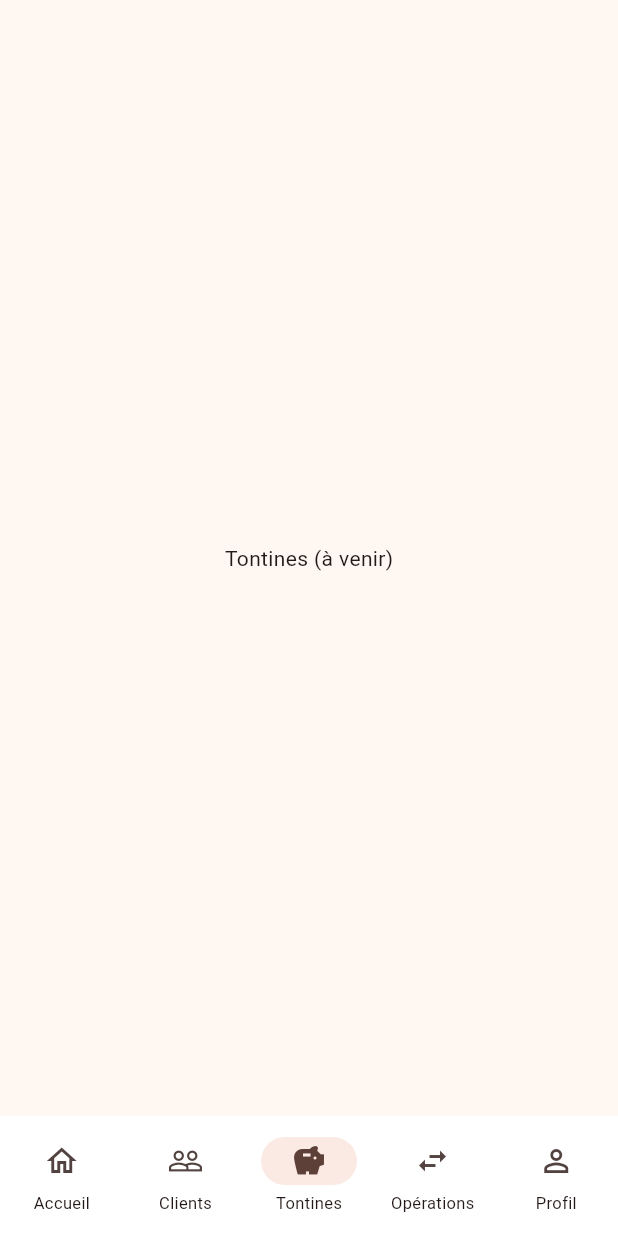
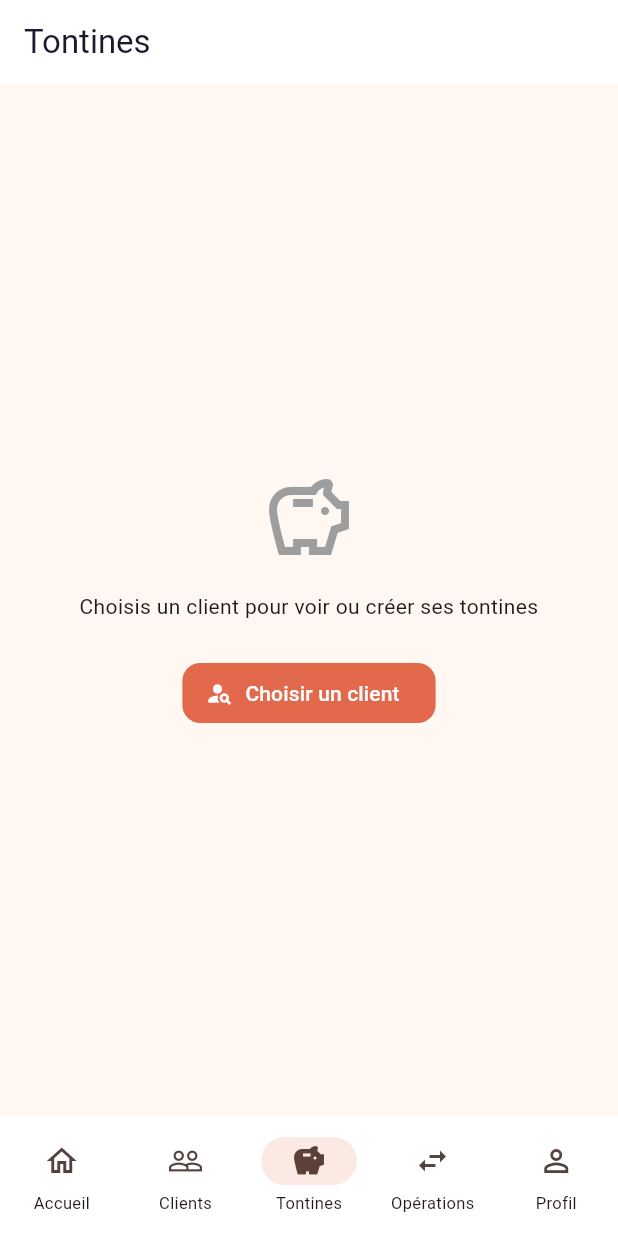
Before and after one commit to Annie-sacha/cooped-app, a Flutter app: the PromoteurShell screen opened by its route, item 3 of the bottom bar chosen, on a phone screen of 412 x 824 dp. Run offline on Flutter 3.47's test engine with Material 3 defaults, Android fonts, the light colour scheme and no system bars; our stand-ins replace dio, flutter_secure_storage, go_router; accounts and stored records are empty; network calls fail.

Commit message:
Ecran operations et tontines et mis à jour du thème

```diff
--- a/lib/core/theme/app_theme.dart
+++ b/lib/core/theme/app_theme.dart
@@ -7,6 +7,13 @@ class AppTheme {
   static const warning = Color(0xFFF4A259);
   static const danger = Color(0xFFD64550);
   static const background = Color(0xFFFFF8F2);
+
+  /*static const primary = Color(0xFF3E8E5A);       // vert sauge apaisant
+  static const primaryDark = Color(0xFF2C6B42);
+  static const secondary = Color(0xFF8FBF9F);      // vert tendre
+  static const warning = Color(0xFFE0A458);
+  static const danger = Color(0xFFC85C5C);
+  static const background = Color(0xFFF6FAF7);  */
 
   static ThemeData get theme => ThemeData(
         useMaterial3: true,
--- a/lib/features/promoteur/clients/client_detail_screen.dart
+++ b/lib/features/promoteur/clients/client_detail_screen.dart
@@ -44,7 +44,7 @@ class _ClientDetailScreenState extends State<ClientDetailScreen> {
         padding: const EdgeInsets.all(16),
         children: [
           Center(
-            child: CircleAvatar(radius: 40, child: Text(c.prenomCli[0], style: const TextStyle(fontSize: 28))),
+            child: CircleAvatar(radius: 40, child: Text(c.initiale, style: const TextStyle(fontSize: 28)),),
           ),
           const SizedBox(height: 12),
           Center(child: Text(c.nomComplet, style: const TextStyle(fontSize: 20, fontWeight: FontWeight.bold))),
--- a/lib/features/promoteur/clients/promoteur_clients_screen.dart
+++ b/lib/features/promoteur/clients/promoteur_clients_screen.dart
@@ -44,7 +44,7 @@ class _PromoteurClientsScreenState extends State<PromoteurClientsScreen> {
                   itemBuilder: (context, i) {
                     final c = _clients[i];
                     return ListTile(
-                      leading: CircleAvatar(child: Text(c.prenomCli[0])),
+                      leading: CircleAvatar(child: Text(c.initiale)),
                       title: Text(c.nomComplet),
                       subtitle: Text(c.telephone ?? c.quartier ?? ''),
                       onTap: () => Navigator.push(
--- a/lib/features/promoteur/clients/select_client_screen.dart
+++ b/lib/features/promoteur/clients/select_client_screen.dart
@@ -41,9 +41,9 @@ class _SelectClientScreenState extends State<SelectClientScreen> {
               itemBuilder: (context, i) {
                 final c = _clients[i];
                 return ListTile(
-                  leading: CircleAvatar(child: Text(c.prenomCli[0])),
+                  leading: CircleAvatar(child: Text(c.initiale)),
                   title: Text(c.nomComplet),
-                  onTap: () => Navigator.pop(context, c.id),
+                  onTap: () => Navigator.pop(context, c),
                 );
               },
             ),
--- a/lib/features/promoteur/dashboard/promoteur_dashboard_screen.dart
+++ b/lib/features/promoteur/dashboard/promoteur_dashboard_screen.dart
@@ -3,15 +3,13 @@ import 'package:provider/provider.dart';
 import '../../../core/auth/auth_provider.dart';
 import '../../../core/api/promoteur_service.dart';
 import '../../../core/models/client_model.dart';
+import '../../../core/theme/app_theme.dart';
 import '../clients/select_client_screen.dart';
 import '../tontines/create_tontine_screen.dart';
+import '../tontines/client_tontines_screen.dart';
 import '../operations/retrait_screen.dart';
 import '../operations/pret_screen.dart';
 import '../operations/achat_screen.dart';
-import '../../../core/theme/app_theme.dart';
-import '../tontines/client_tontines_screen.dart';
-
-
 
 class PromoteurDashboardScreen extends StatefulWidget {
   const PromoteurDashboardScreen({super.key});
@@ -39,6 +37,13 @@ class _PromoteurDashboardScreenState extends State<PromoteurDashboardScreen> {
     });
   }
 
+  Future<ClientModel?> _choisirClient() {
+    return Navigator.push<ClientModel>(
+      context,
+      MaterialPageRoute(builder: (_) => const SelectClientScreen()),
+    );
+  }
+
   @override
   Widget build(BuildContext context) {
     final auth = context.watch<AuthProvider>();
@@ -60,7 +65,7 @@ class _PromoteurDashboardScreenState extends State<PromoteurDashboardScreen> {
                         mainAxisAlignment: MainAxisAlignment.spaceBetween,
                         children: [
                           _StatBox(label: 'Clients', value: '${_clients?.length ?? 0}'),
-                          _StatBox(label: 'Tontines actives', value: '—'),
+                          const _StatBox(label: 'Tontines actives', value: '—'),
                         ],
                       ),
                     ),
@@ -80,57 +85,54 @@ class _PromoteurDashboardScreenState extends State<PromoteurDashboardScreen> {
                         label: 'Créer une tontine',
                         color: AppTheme.secondary,
                         onTap: () async {
-                          final clientId = await Navigator.push<int>(
-                            context,
-                            MaterialPageRoute(builder: (_) => const SelectClientScreen()),
-                          );
-                          if (clientId != null && context.mounted) {
+                          final client = await _choisirClient();
+                          if (client != null && mounted) {
                             await Navigator.push(
                               context,
-                              MaterialPageRoute(builder: (_) => CreateTontineScreen(clientId: clientId)),
+                              MaterialPageRoute(builder: (_) => CreateTontineScreen(clientId: client.id)),
                             );
                           }
                         },
                       ),
-
+                      _ActionTile(
+                        icon: Icons.add_card,
+                        label: 'Ajouter une cotisation',
+                        color: AppTheme.secondary,
+                        onTap: () async {
+                          final client = await _choisirClient();
+                          if (client != null && mounted) {
+                            await Navigator.push(
+                              context,
+                              MaterialPageRoute(builder: (_) => ClientTontinesScreen(client: client)),
+                            );
+                          }
+                        },
+                      ),
                       _ActionTile(
                         icon: Icons.shopping_bag_outlined,
                         label: 'Effectuer un achat',
                         color: AppTheme.warning,
                         onTap: () async {
-                          final clientId = await Navigator.push<int>(
-                            context,
-                            MaterialPageRoute(builder: (_) => const SelectClientScreen()),
-                          );
-                          if (clientId != null && context.mounted) {
-                            final client = _clients?.firstWhere((c) => c.id == clientId);
-                            if (client != null) {
+                          final client = await _choisirClient();
+                          if (client != null && mounted) {
                             await Navigator.push(
                               context,
                               MaterialPageRoute(builder: (_) => AchatScreen(client: client)),
                             );
                           }
-                          }
                         },
                       ),
-
                       _ActionTile(
                         icon: Icons.money_off,
                         label: 'Faire un retrait',
                         color: AppTheme.danger,
                         onTap: () async {
-                          final clientId = await Navigator.push<int>(
-                            context,
-                            MaterialPageRoute(builder: (_) => const SelectClientScreen()),
-                          );
-                          if (clientId != null && context.mounted) {
-                            final client = _clients?.firstWhere((c) => c.id == clientId);
-                            if (client != null) {
+                          final client = await _choisirClient();
+                          if (client != null && mounted) {
                             await Navigator.push(
                               context,
                               MaterialPageRoute(builder: (_) => RetraitScreen(client: client)),
                             );
-                            }
                           }
                         },
                       ),
@@ -139,38 +141,12 @@ class _PromoteurDashboardScreenState extends State<PromoteurDashboardScreen> {
                         label: 'Accorder un prêt',
                         color: AppTheme.primaryDark,
                         onTap: () async {
-                          final clientId = await Navigator.push<int>(
-                            context,
-                            MaterialPageRoute(builder: (_) => const SelectClientScreen()),
-                          );
-                          if (clientId != null && context.mounted) {
-                            final client = _clients?.firstWhere((c) => c.id == clientId);
-                            if (client != null) {
+                          final client = await _choisirClient();
+                          if (client != null && mounted) {
                             await Navigator.push(
                               context,
                               MaterialPageRoute(builder: (_) => PretScreen(client: client)),
                             );
-                            }
-                          }
-                        },
-                      ),
-                      _ActionTile(
-                        icon: Icons.add_card,
-                        label: 'Ajouter une cotisation',
-                        color: AppTheme.secondary,
-                        onTap: () async {
-                          final clientId = await Navigator.push<int>(
-                            context,
-                            MaterialPageRoute(builder: (_) => const SelectClientScreen()),
-                          );
-                          if (clientId != null && context.mounted) {
-                            final client = _clients?.firstWhere((c) => c.id == clientId);
-                            if (client != null) {
-                              await Navigator.push(
-                                context,
-                                MaterialPageRoute(builder: (_) => ClientTontinesScreen(client: client)),
-                              );
-                            }
                           }
                         },
                       ),
@@ -195,9 +171,6 @@ class _StatBox extends StatelessWidget {
         ],
       );
 }
-
-
-
 
 class _ActionTile extends StatelessWidget {
   final IconData icon;
--- a/lib/features/promoteur/promoteur_shell.dart
+++ b/lib/features/promoteur/promoteur_shell.dart
@@ -2,6 +2,8 @@ import 'package:flutter/material.dart';
 import 'dashboard/promoteur_dashboard_screen.dart';
 import 'clients/promoteur_clients_screen.dart';
 import 'profil/promoteur_profil_screen.dart';
+import 'tontines/tontines_tab_screen.dart';
+import 'operations/operations_tab_screen.dart';
 
 class PromoteurShell extends StatefulWidget {
   const PromoteurShell({super.key});
@@ -12,11 +14,11 @@ class PromoteurShell extends StatefulWidget {
 class _PromoteurShellState extends State<PromoteurShell> {
   int _index = 0;
 
- final _screens = const [
+  final _screens = const [
     PromoteurDashboardScreen(),
     PromoteurClientsScreen(),
-    Center(child: Text('Tontines (à venir)')),
-    Center(child: Text('Opérations (à venir)')),
+    TontinesTabScreen(),
+    OperationsTabScreen(),
     PromoteurProfilScreen(),
   ];
 
--- /dev/null
+++ b/lib/features/promoteur/tontines/tontines_tab_screen.dart
@@ -0,0 +1,45 @@
+import 'package:flutter/material.dart';
+import '../clients/select_client_screen.dart';
+import 'client_tontines_screen.dart';
+import '../../../core/models/client_model.dart';
+
+class TontinesTabScreen extends StatelessWidget {
+  const TontinesTabScreen({super.key});
+
+  @override
+  Widget build(BuildContext context) {
+    return Scaffold(
+      appBar: AppBar(title: const Text('Tontines')),
+      body: Center(
+        child: Padding(
+          padding: const EdgeInsets.all(24),
+          child: Column(
+            mainAxisAlignment: MainAxisAlignment.center,
+            children: [
+              const Icon(Icons.savings_outlined, size: 64, color: Colors.grey),
+              const SizedBox(height: 16),
+              const Text('Choisis un client pour voir ou créer ses tontines', textAlign: TextAlign.center),
+              const SizedBox(height: 24),
+              ElevatedButton.icon(
+              onPressed: () async {
+                final client = await Navigator.push<ClientModel>(
+                    context,
+                    MaterialPageRoute(builder: (_) => const SelectClientScreen()),
+                );
+                if (client != null && context.mounted) {
+                    await Navigator.push(
+                    context,
+                    MaterialPageRoute(builder: (_) => ClientTontinesScreen(client: client)),
+                    );
+                }
+            },
+                icon: const Icon(Icons.person_search),
+                label: const Text('Choisir un client'),
+              ),
+            ],
+          ),
+        ),
+      ),
+    );
+  }
+}
```
Also changed, not shown: lib/core/models/client_model.dart (+7 -1 lines), lib/features/promoteur/operations/operations_tab_screen.dart (added, +54 -0 lines). Lines whose indentation alone changed are shown as unchanged.
